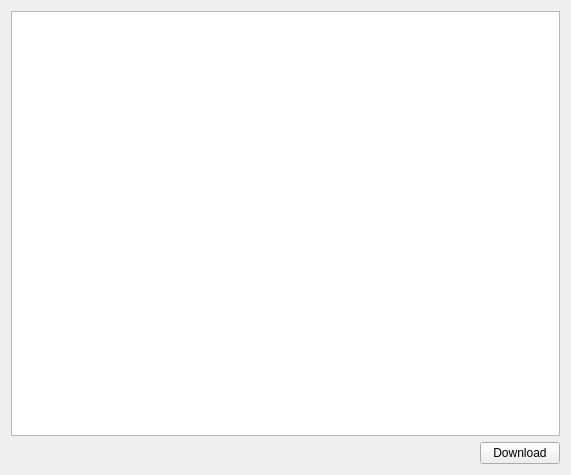
Old version of the form widget.ui in the repository MarkoPerica/playerStats.
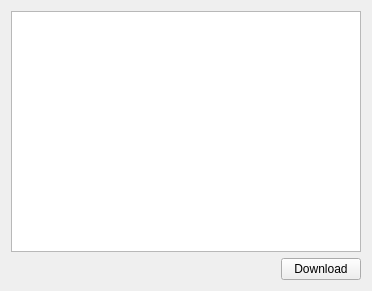
New version of the form.

```diff
--- a/widget.ui
+++ b/widget.ui
@@ -6,8 +6,8 @@
    <rect>
     <x>0</x>
     <y>0</y>
-    <width>571</width>
-    <height>475</height>
+    <width>372</width>
+    <height>291</height>
    </rect>
   </property>
   <property name="windowTitle">
```
